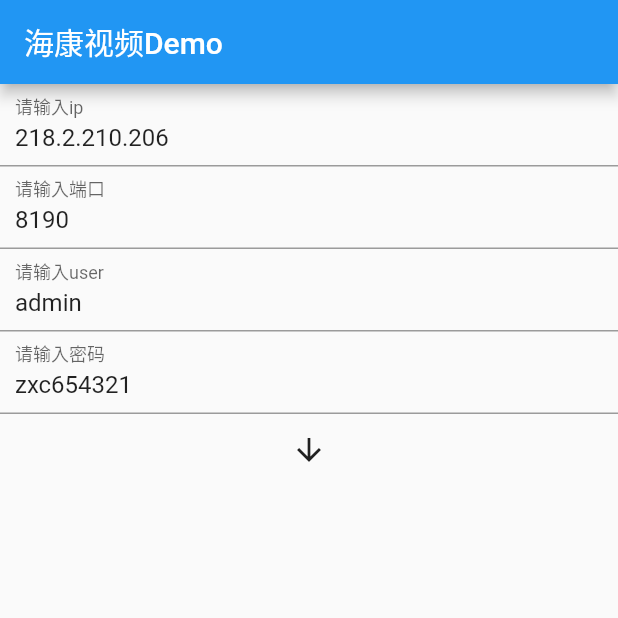
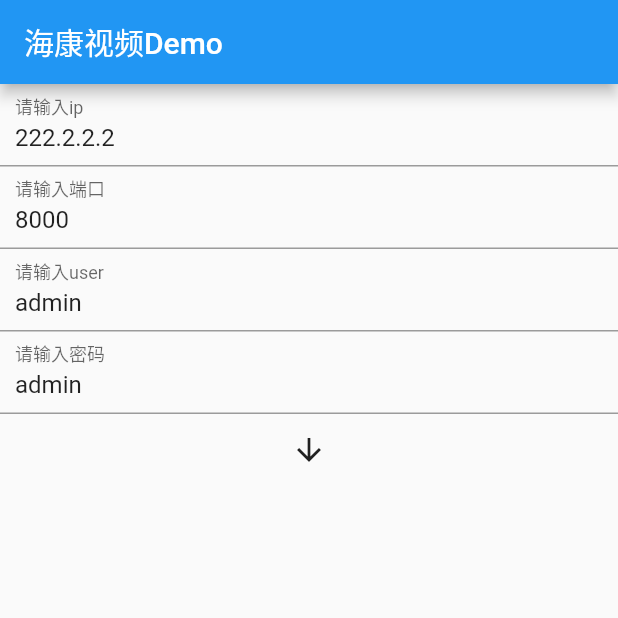
Before and after one commit to duchunwang/flutter_hk, a Flutter app: the screen it shows after launch, on a phone screen of 412 x 824 dp, the top half of it. Run offline on Flutter 3.47's test engine with Material 2 defaults, Android fonts, the phone set to English and light mode, and no system bars.

Commit message:
edit main

```diff
--- a/example/lib/main.dart
+++ b/example/lib/main.dart
@@ -48,14 +48,14 @@ class FirstPage extends StatelessWidget {
                 TextFormField(
                   decoration: InputDecoration(
                       contentPadding: EdgeInsets.all(10), labelText: "请输入ip"),
-                  initialValue: "218.2.210.206",
+                  initialValue: "222.2.2.2",
                   onSaved: (v) => this.ip = v,
                 ),
                 TextFormField(
                   keyboardType: TextInputType.number,
                   decoration: InputDecoration(
                       contentPadding: EdgeInsets.all(10), labelText: "请输入端口"),
-                  initialValue: "8190",
+                  initialValue: "8000",
                   onSaved: (v) => this.port = int.parse(v),
                 ),
                 TextFormField(
@@ -67,7 +67,7 @@ class FirstPage extends StatelessWidget {
                 TextFormField(
                   decoration: InputDecoration(
                       contentPadding: EdgeInsets.all(10), labelText: "请输入密码"),
-                  initialValue: "zxc654321",
+                  initialValue: "admin",
                   onSaved: (v) => this.psd = v,
                 ),
                 IconButton(
```
